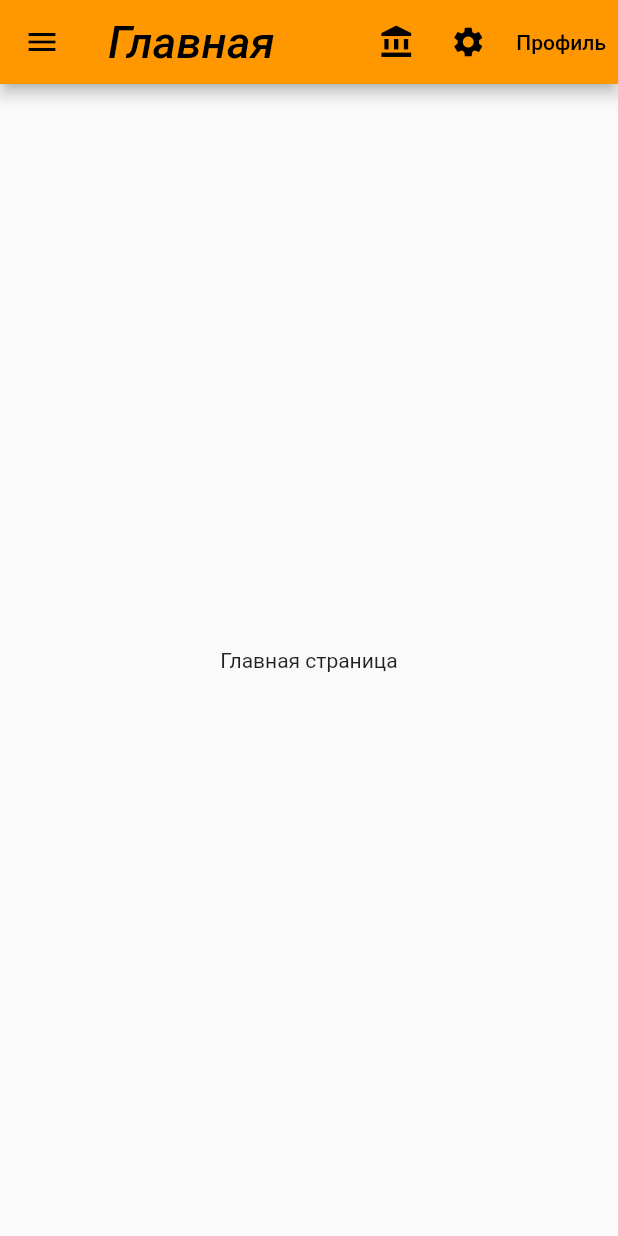
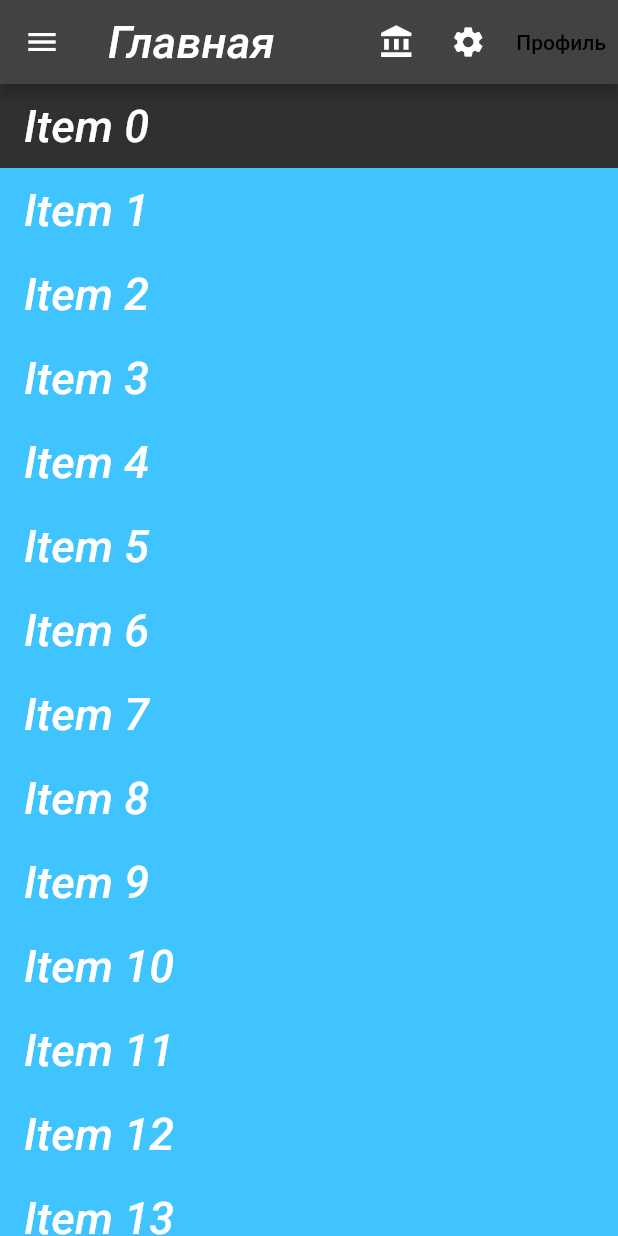
Before and after one commit to KirillKlimchenko/page_auth, a Flutter app: the screen it shows after launch, on a phone screen of 412 x 824 dp. Run offline on Flutter 3.47's test engine with Material 2 defaults, Android fonts, the phone set to English and light mode, and no system bars; Roboto replaces fonts that are missing (Georgia, Hind).

Commit message:
Собрано для ответа на задание 2.5 Создание кликабельного списка

```diff
--- a/lib/Full_project.dart
+++ b/lib/Full_project.dart
@@ -85,6 +85,7 @@ Widget navDrawer(context) => Drawer(
   ),
 );
 
+
 class MainScreen extends StatelessWidget{
   const MainScreen({Key? key}) : super (key: key);
   @override
@@ -109,10 +110,38 @@ class MainScreen extends StatelessWidget{
           ],
         ),
         drawer: navDrawer(context),
-        body: const Center(
-          child: Text('Главная страница'),
-        ),
+        body: _MyStatefulWidgetState(),
       );
+  }
+}
+
+class _MyStatefulWidgetState extends StatefulWidget {
+  const _MyStatefulWidgetState({Key? key}) : super(key: key);
+
+  @override
+  _MyStatefulWidgetStateState createState() => _MyStatefulWidgetStateState();
+}
+
+class _MyStatefulWidgetStateState extends State<_MyStatefulWidgetState> {
+  int _selectedIndex=0;
+  @override
+  Widget build(BuildContext context) {
+    return ListView.builder(
+      itemCount: 20,
+      itemBuilder: (BuildContext context, int index) {
+        return ListTile(
+
+          tileColor: Colors.lightBlueAccent,
+          title: Text('Item $index', style: Theme.of(context).textTheme.headline6,),
+          selected: index == _selectedIndex,
+          onTap: () {
+            setState(() {
+              _selectedIndex = index;
+            });
+          },
+        );
+      },
+    );
   }
 }
 
--- a/lib/global_theme.dart
+++ b/lib/global_theme.dart
@@ -4,7 +4,7 @@ ThemeData globalTheme()=> ThemeData(
   fontFamily: 'Georgia',
   splashColor: Colors.yellow,
   colorScheme: ColorScheme.fromSwatch(
-    brightness: Brightness.light,
+    brightness: Brightness.dark,
     primarySwatch: Colors.orange,
   ).copyWith(
     secondary: Colors.green,
```
Also changed, not shown: lib/listview_screen.dart (added, +106 -0 lines).
